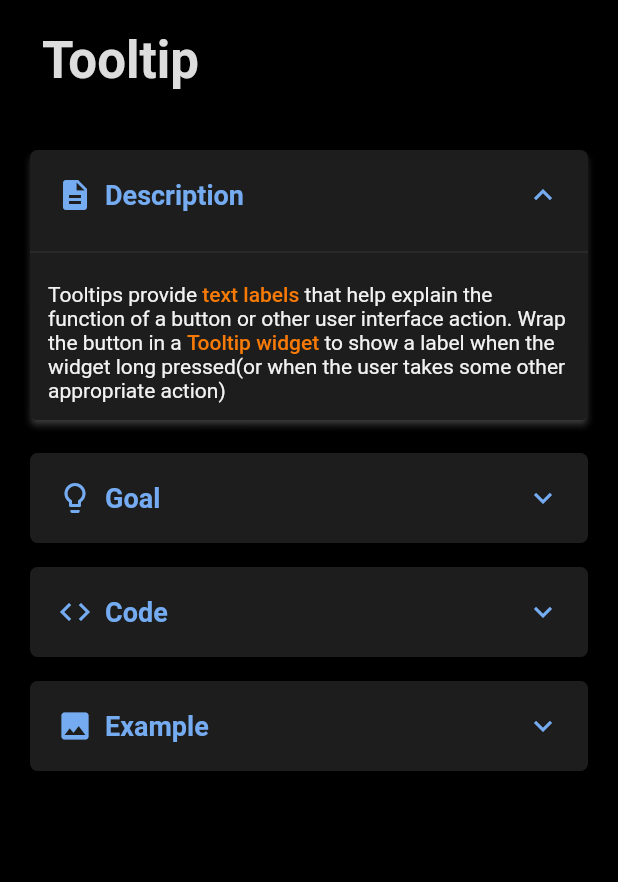
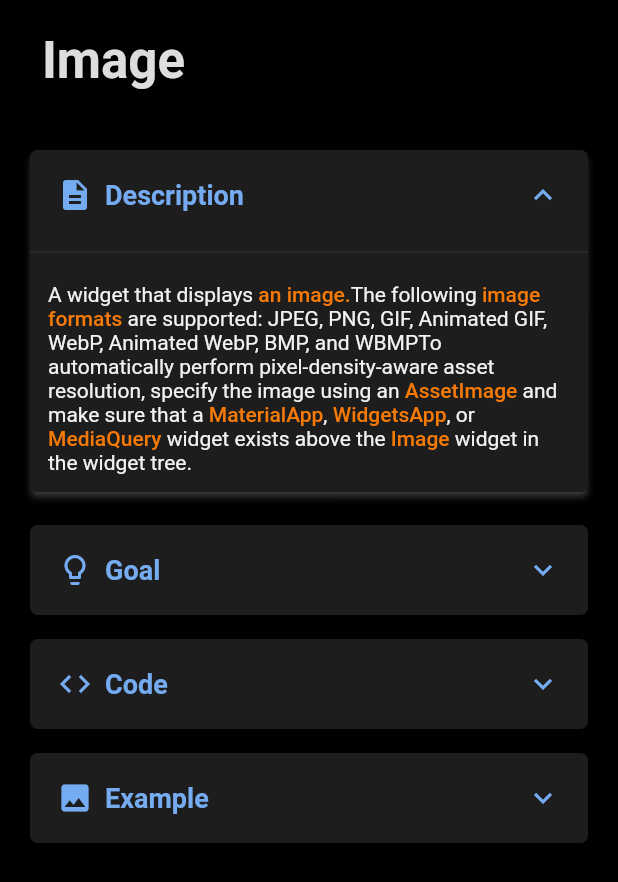
Before and after one commit to GreyImediary/flutter_book, a Flutter app: the WidgetScreen screen opened directly, after a tap on "Description", on a phone screen of 412 x 824 dp. Shown: the top 882 px of the screen. Run offline on Flutter 3.47's test engine with Material 2 defaults, Android fonts, the phone set to English and light mode, and no system bars; drawn by our look-alikes of expansion_tile_card.

Commit message:
add image widget

```diff
--- a/lib/main.dart
+++ b/lib/main.dart
@@ -2,6 +2,7 @@ import 'package:flutter/material.dart';
 import 'package:flutter_book/data/widget_data.dart';
 import 'package:flutter_book/screens/category_screen.dart';
 import 'package:flutter_book/screens/main_screen.dart';
+import 'package:flutter_book/widgets/material_widgets/image.dart';
 import 'package:flutter_book/widgets/material_widgets/tooltip.dart';
 
 void main() {
@@ -46,7 +47,8 @@ class MyApp extends StatelessWidget {
         '/layout': (context) => CategoryScreen('Layout', 'layout', widgetData['Layout']),
         '/material': (context) => CategoryScreen('Material Components', 'material', widgetData['Material']),
 
-        '/Tooltip': (context) => TooltipWidget()
+        '/Tooltip': (context) => TooltipWidget(),
+        '/Image': (context) => ImageWidget(),
       },
       title: 'Flutter Demo',
       theme: ThemeData(
--- /dev/null
+++ b/lib/widgets/material_widgets/image.dart
@@ -0,0 +1,159 @@
+import 'package:flutter/material.dart';
+import 'package:flutter_book/screens/widget_screen.dart';
+
+final imageCodeText = """
+Image(
+  image: NetworkImage('https://flutter.github.io/assets-for-api-docs/assets/widgets/owl.jpg'),
+)""";
+
+Widget imageDescription(BuildContext context) {
+  return RichText(
+    text: TextSpan(
+      style: Theme.of(context).textTheme.bodyText2,
+      children: [
+        TextSpan(text: 'A widget that displays '),
+        TextSpan(
+            text: 'an image.', style: Theme.of(context).textTheme.bodyText1),
+        TextSpan(text: 'The following '),
+        TextSpan(
+            text: 'image formats ',
+            style: Theme.of(context).textTheme.bodyText1),
+        TextSpan(
+            text:
+                'are supported: JPEG, PNG, GIF, Animated GIF, WebP, Animated WebP, BMP, and WBMP'),
+        TextSpan(
+            text:
+                'To automatically perform pixel-density-aware asset resolution, specify the image using an '),
+        TextSpan(
+            text: 'AssetImage ', style: Theme.of(context).textTheme.bodyText1),
+        TextSpan(text: 'and make sure that a '),
+        TextSpan(
+            text: 'MaterialApp', style: Theme.of(context).textTheme.bodyText1),
+        TextSpan(text: ', '),
+        TextSpan(
+            text: 'WidgetsApp', style: Theme.of(context).textTheme.bodyText1),
+        TextSpan(text: ', or '),
+        TextSpan(
+            text: 'MediaQuery ', style: Theme.of(context).textTheme.bodyText1),
+        TextSpan(text: 'widget exists above the '),
+        TextSpan(text: 'Image ', style: Theme.of(context).textTheme.bodyText1),
+        TextSpan(text: 'widget in the widget tree.'),
+      ],
+    ),
+  );
+}
+
+Widget imageGoal(BuildContext context) {
+  return RichText(
+    text: TextSpan(
+      style: Theme.of(context).textTheme.bodyText2,
+      children: [
+        TextSpan(text: 'Obviously, main goal is '),
+        TextSpan(
+            text: 'displaying an image ',
+            style: Theme.of(context).textTheme.bodyText1),
+        TextSpan(text: ':)'),
+      ],
+    ),
+  );
+}
+
+Widget imageCode(BuildContext context) {
+  return Column(
+    children: <Widget>[
+      RichText(
+        text: TextSpan(
+          style: Theme.of(context).textTheme.bodyText2,
+          children: [
+            TextSpan(text: 'All you need to do is implement '),
+            TextSpan(
+                text: 'Image', style: Theme.of(context).textTheme.bodyText1),
+            TextSpan(text: 'to a parent and provide '),
+            TextSpan(
+                text: 'image', style: Theme.of(context).textTheme.bodyText1),
+            TextSpan(text: 'attribute as '),
+            TextSpan(
+                text: 'NetworkImage',
+                style: Theme.of(context).textTheme.bodyText1),
+            TextSpan(text: ', '),
+            TextSpan(
+                text: 'AssetImage',
+                style: Theme.of(context).textTheme.bodyText1),
+            TextSpan(text: ', '),
+            TextSpan(
+                text: 'FileImage ',
+                style: Theme.of(context).textTheme.bodyText1),
+            TextSpan(text: 'or '),
+            TextSpan(
+                text: 'MemoryImage',
+                style: Theme.of(context).textTheme.bodyText1),
+          ],
+        ),
+      ),
+      Padding(
+        padding: EdgeInsets.all(16),
+        child: Container(
+          width: MediaQuery.of(context).size.height,
+          decoration: BoxDecoration(
+              color: Theme.of(context).primaryColorLight,
+              borderRadius: BorderRadius.circular(10)),
+          padding: EdgeInsets.all(16),
+          child: Text(
+            imageCodeText,
+            textAlign: TextAlign.start,
+          ),
+        ),
+      ),
+      RichText(
+        text: TextSpan(
+          style: Theme.of(context).textTheme.bodyText2,
+          children: [
+            TextSpan(text: 'Or you can just use '),
+            TextSpan(
+                text: 'Image.asset',
+                style: Theme.of(context).textTheme.bodyText1),
+            TextSpan(text: ', '),
+            TextSpan(
+                text: 'Image.network',
+                style: Theme.of(context).textTheme.bodyText1),
+            TextSpan(text: ', '),
+            TextSpan(
+                text: 'Image.file',
+                style: Theme.of(context).textTheme.bodyText1),
+            TextSpan(text: ', '),
+            TextSpan(
+                text: 'Image.memory ',
+                style: Theme.of(context).textTheme.bodyText1),
+            TextSpan(text: ', '),
+            TextSpan(text: 'constructors'),
+          ],
+        ),
+      )
+    ],
+  );
+}
+
+Widget imageExample() {
+  return Stack(
+    alignment: Alignment.center,
+    children: <Widget>[
+
+      Image.asset('assets/owl.jpg'),
+    ],
+  );
+}
+
+class ImageWidget extends StatelessWidget {
+  @override
+  Widget build(BuildContext context) {
+    return WidgetScreen(
+      heroTag: 'Image',
+      title: 'Image',
+      description: imageDescription(context),
+      goal: imageGoal(context),
+      code: imageCode(context),
+      tricks: Container(),
+      example: imageExample(),
+    );
+  }
+}
--- a/lib/widgets/material_widgets/tooltip.dart
+++ b/lib/widgets/material_widgets/tooltip.dart
@@ -17,8 +17,7 @@ Widget tooltipDescription(BuildContext context) {
             text: 'text labels ', style: Theme.of(context).textTheme.bodyText1),
         TextSpan(
             text:
-                'that help explain the function of a button or other user interface '),
-        TextSpan(text: 'action. Wrap the button in a '),
+                'that help explain the function of a button or other user interface action. Wrap the button in a '),
         TextSpan(
             text: 'Tooltip widget ',
             style: Theme.of(context).textTheme.bodyText1),
--- a/pubspec.yaml
+++ b/pubspec.yaml
@@ -41,6 +41,8 @@ flutter:
   # included with your application, so that you can use the icons in
   # the material Icons class.
   uses-material-design: true
+  assets:
+    - assets/owl.jpg
 
   # To add assets to your application, add an assets section, like this:
   # assets:
```
Also changed, not shown: assets/owl.jpg (added).
